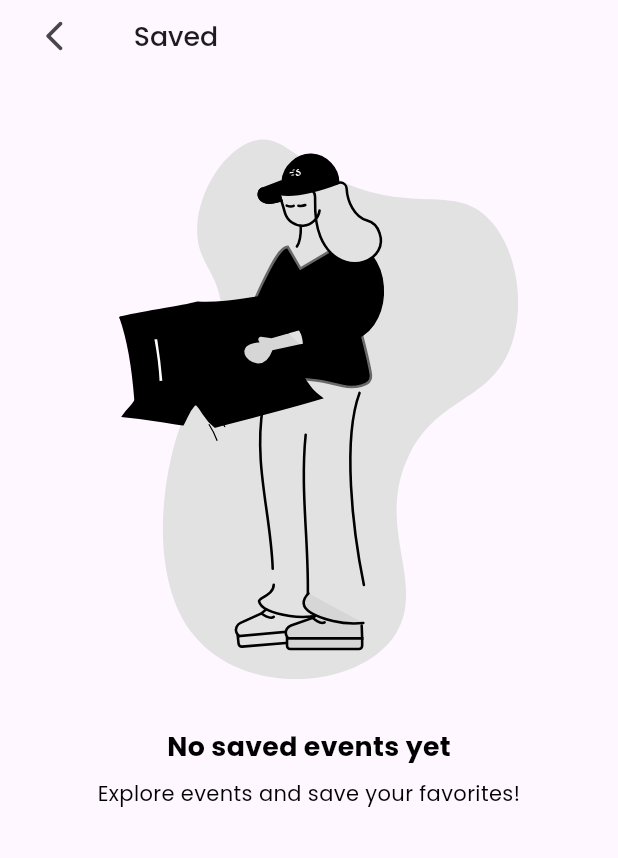
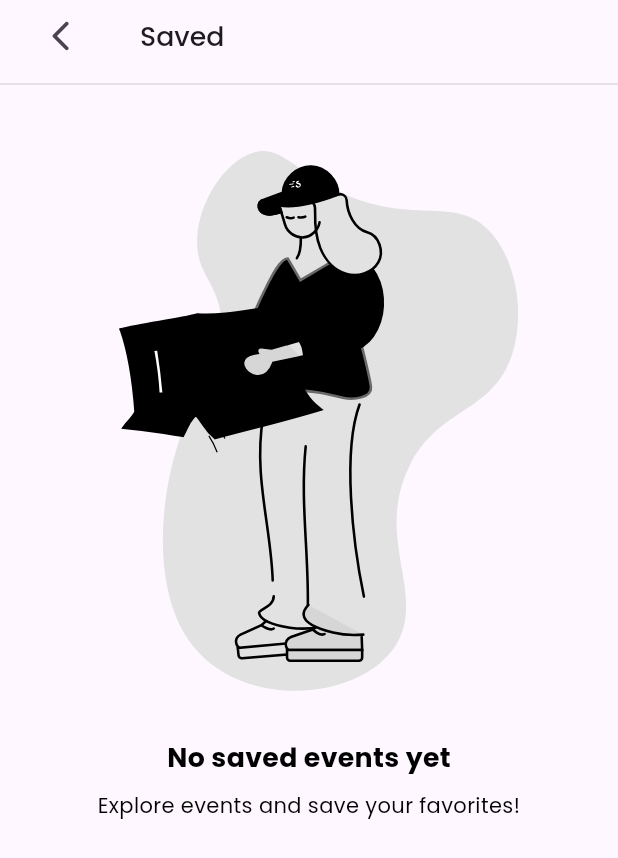
Before and after one commit to mideunlocked/cruise-ticketing, a Flutter app: the SavedEventScreen screen opened by its route, on a phone screen of 412 x 824 dp. Shown: the top 858 px of the screen. Run offline on Flutter 3.47's test engine with Material 2 defaults, Android fonts, the phone set to English and light mode, and no system bars; drawn by our look-alikes of lottie; our stand-ins replace dio, fl_chart, flutter_native_splash, geocoding, geolocator, google_maps_flutter and 7 more; missing offline and left inert: flutter_barcode_scanner, flutter_polyline_points; accounts and stored records are empty; network calls fail; statements that could not run were skipped.

Commit message:
Minor change

```diff
--- a/lib/screens/profile-screen/saved_event_screen.dart
+++ b/lib/screens/profile-screen/saved_event_screen.dart
@@ -22,12 +22,15 @@ class SavedEventScreen extends StatelessWidget {
           children: [
             Padding(
               padding: EdgeInsets.symmetric(
-                horizontal: 3.w,
+                horizontal: 4.w,
               ),
-              child: CustomAppBar(
+              child: const CustomAppBar(
                 title: "Saved",
-                bottomPadding: 1.h,
+                bottomPadding: 0,
               ),
+            ),
+            const Divider(
+              color: Colors.black12,
             ),
             Expanded(
               child: eventProvider.savedEvents.isEmpty
```
